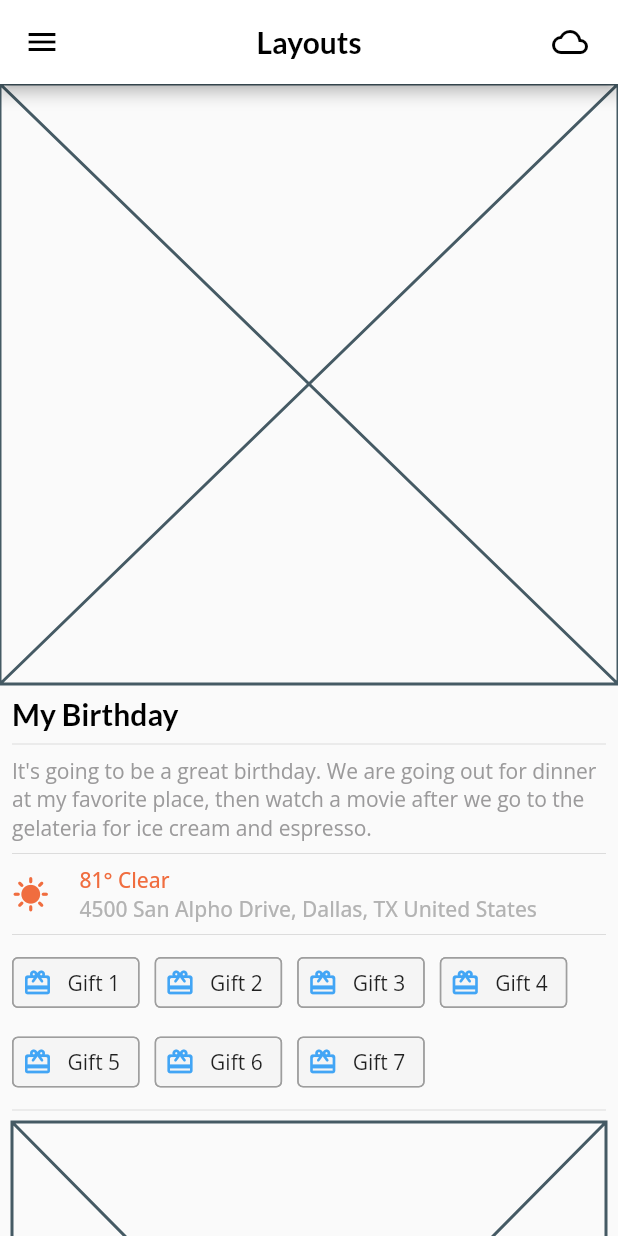
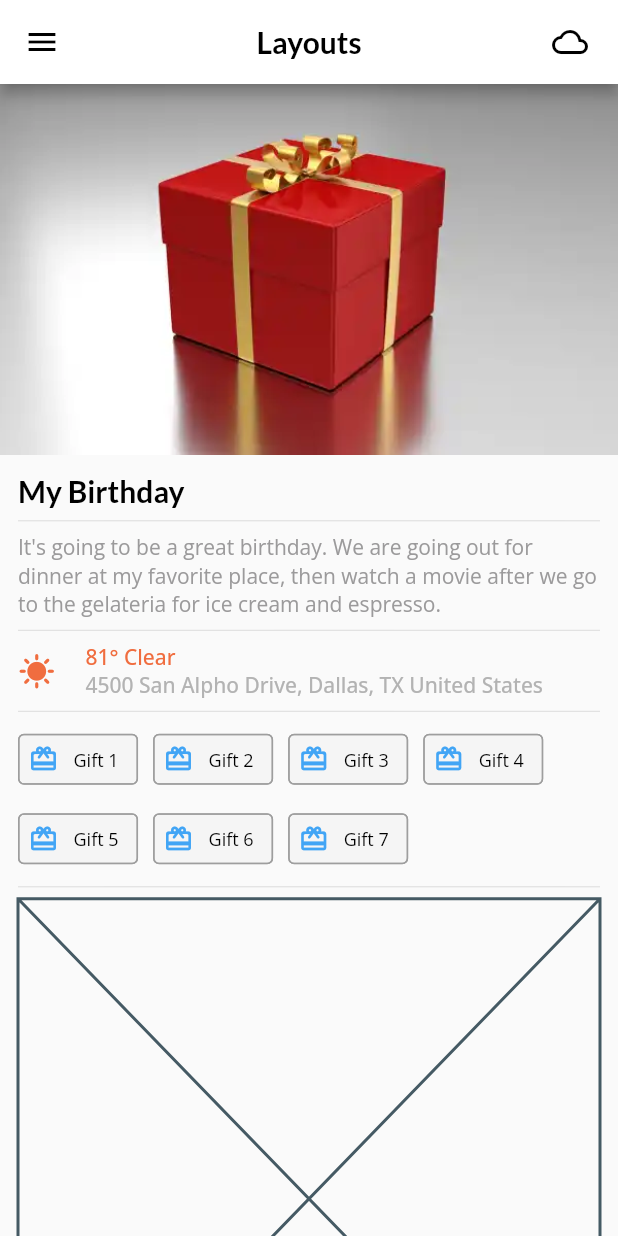
Before and after one commit to pazzispb/Tarea-Grupall-Agenda, a Flutter app: the screen it shows after launch, on a phone screen of 412 x 824 dp. Run offline on Flutter 3.47's test engine with Material 2 defaults, Android fonts, the phone set to English and light mode, and no system bars; our stand-ins replace google_fonts.

Commit message:
gift image and more padding

```diff
--- a/lib/screens/home_screen.dart
+++ b/lib/screens/home_screen.dart
@@ -27,10 +27,11 @@ class HomeScreen extends StatelessWidget {
       body: SingleChildScrollView(
         child: Column(
           children: [
-            const Placeholder(),
+            Image.asset('assets/images/gift_image.png',
+                fit: BoxFit.cover, width: double.infinity),
             SafeArea(
                 child: Padding(
-              padding: const EdgeInsets.all(8.0),
+              padding: const EdgeInsets.all(12.0),
               child: Column(
                 crossAxisAlignment: CrossAxisAlignment.start,
                 children: [
--- a/lib/screens/widgets/gifts_widget.dart
+++ b/lib/screens/widgets/gifts_widget.dart
@@ -1,3 +1,4 @@
+import 'package:agenda/themes/agenda_theme.dart';
 import 'package:flutter/material.dart';
 
 class GiftsWidget extends StatelessWidget {
@@ -22,7 +23,9 @@ class GiftsWidget extends StatelessWidget {
 
   Chip _giftChip(String chipText) {
     return Chip(
-        label: Text(chipText),
+        label: Text(chipText,
+            style: AgendaTheme.lightTextTheme.labelSmall
+        ),
         avatar: Icon(Icons.card_giftcard_rounded, color: Colors.blue.shade400, size: 20),
         shape: RoundedRectangleBorder(
           borderRadius: BorderRadius.circular(4.0),
--- a/lib/themes/agenda_theme.dart
+++ b/lib/themes/agenda_theme.dart
@@ -22,6 +22,11 @@ class AgendaTheme {
       fontSize: 14,
       fontWeight: FontWeight.w500,
       color: const Color.fromARGB(255, 179, 179, 179),
+    ),
+    labelSmall: GoogleFonts.openSans( //Texto debajo del accent
+      fontSize: 12,
+      fontWeight: FontWeight.w400, //
+      color: Colors.black,
     )
   );
 
--- a/pubspec.yaml
+++ b/pubspec.yaml
@@ -61,7 +61,7 @@ flutter:
 
   # To add assets to your application, add an assets section, like this:
   assets:
-    - assets/
+    - assets/images/
 
   # An image asset can refer to one or more resolution-specific "variants", see
   # https://flutter.dev/assets-and-images/#resolution-aware
```
Also changed, not shown: assets/images/gift_image.png (added), 2 other files.
